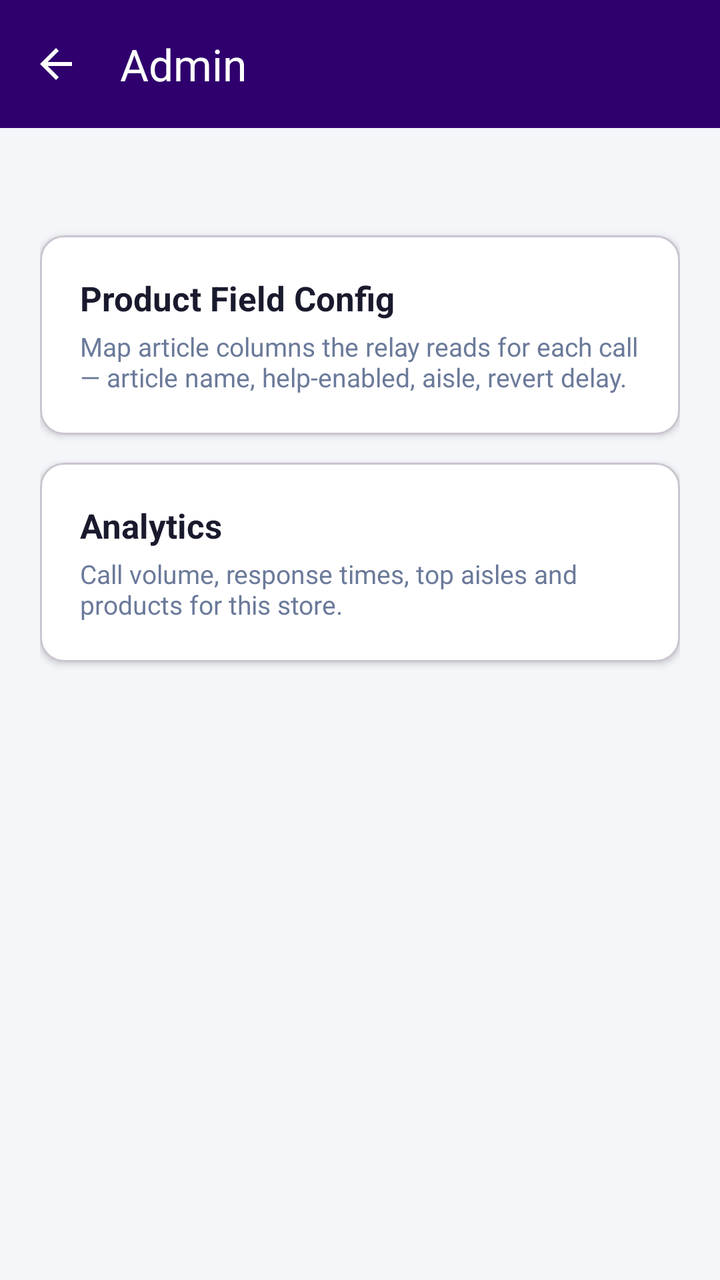
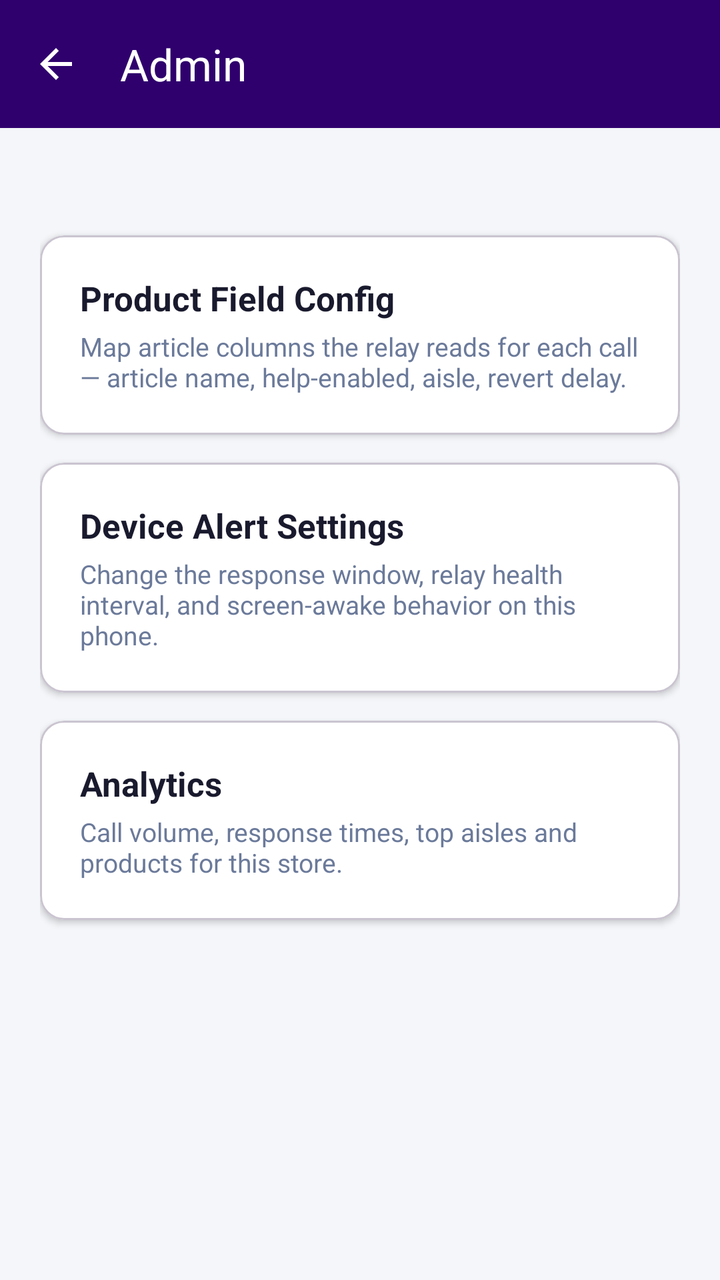

Two renders of the same Android screen: before a commit and after it. Below are the layout's source before the change and the commit's diff.
<!-- AndroidManifest.xml: activity theme Theme.ESLCallApp.History -->
<!-- res/layout/activity_admin.xml -->
<?xml version="1.0" encoding="utf-8"?>
<LinearLayout xmlns:android="http://schemas.android.com/apk/res/android"
    xmlns:app="http://schemas.android.com/apk/res-auto"
    android:layout_width="match_parent"
    android:layout_height="match_parent"
    android:orientation="vertical"
    android:background="@color/background">

    <com.google.android.material.appbar.MaterialToolbar
        android:id="@+id/toolbar"
        android:layout_width="match_parent"
        android:layout_height="?attr/actionBarSize"
        android:background="@color/primary"
        app:title="Admin"
        app:titleTextColor="@color/white"
        app:navigationIcon="@drawable/ic_arrow_back"
        app:navigationIconTint="@color/white" />

    <ScrollView
        android:layout_width="match_parent"
        android:layout_height="0dp"
        android:layout_weight="1"
        android:fillViewport="true">

        <LinearLayout
            android:layout_width="match_parent"
            android:layout_height="wrap_content"
            android:orientation="vertical"
            android:padding="20dp">

            <TextView
                android:id="@+id/tvScope"
                android:layout_width="wrap_content"
                android:layout_height="wrap_content"
                android:layout_marginBottom="16dp"
                android:textSize="13sp"
                android:textColor="@color/text_secondary" />

            
            <com.google.android.material.card.MaterialCardView
                android:id="@+id/cardFieldMapping"
                android:layout_width="match_parent"
                android:layout_height="wrap_content"
                android:layout_marginBottom="14dp"
                android:clickable="true"
                android:focusable="true"
                app:cardCornerRadius="12dp"
                app:cardElevation="2dp"
                app:cardBackgroundColor="@color/surface"
                app:rippleColor="#22000000">

                <LinearLayout
                    android:layout_width="match_parent"
                    android:layout_height="wrap_content"
                    android:orientation="vertical"
                    android:padding="20dp">

                    <TextView
                        android:layout_width="wrap_content"
                        android:layout_height="wrap_content"
                        android:text="Product Field Config"
                        android:textSize="17sp"
                        android:textStyle="bold"
                        android:textColor="@color/text_primary" />

                    <TextView
                        android:layout_width="match_parent"
                        android:layout_height="wrap_content"
                        android:layout_marginTop="4dp"
                        android:text="Map article columns the relay reads for each call — article name, help-enabled, aisle, revert delay."
                        android:textSize="13sp"
                        android:textColor="@color/text_secondary" />
                </LinearLayout>
            </com.google.android.material.card.MaterialCardView>

            
            <com.google.android.material.card.MaterialCardView
                android:id="@+id/cardAnalytics"
                android:layout_width="match_parent"
                android:layout_height="wrap_content"
                android:clickable="true"
                android:focusable="true"
                app:cardCornerRadius="12dp"
                app:cardElevation="2dp"
                app:cardBackgroundColor="@color/surface"
                app:rippleColor="#22000000">

                <LinearLayout
                    android:layout_width="match_parent"
                    android:layout_height="wrap_content"
                    android:orientation="vertical"
                    android:padding="20dp">

                    <TextView
                        android:layout_width="wrap_content"
                        android:layout_height="wrap_content"
                        android:text="Analytics"
                        android:textSize="17sp"
                        android:textStyle="bold"
                        android:textColor="@color/text_primary" />

                    <TextView
                        android:layout_width="match_parent"
                        android:layout_height="wrap_content"
                        android:layout_marginTop="4dp"
                        android:text="Call volume, response times, top aisles and products for this store."
                        android:textSize="13sp"
                        android:textColor="@color/text_secondary" />
                </LinearLayout>
            </com.google.android.material.card.MaterialCardView>

        </LinearLayout>
    </ScrollView>
</LinearLayout>
<!-- resources referenced by this layout -->
<resources>
  <color name="background">#F4F6F9</color>
  <color name="primary">#2F006D</color>
  <color name="surface">#FFFFFF</color>
  <color name="text_primary">#1A1A2E</color>
  <color name="text_secondary">#6B7A9A</color>
  <color name="white">#FFFFFFFF</color>
  <!-- drawable ic_arrow_back (drawable) -->
  <?xml version="1.0" encoding="utf-8"?>
  <vector xmlns:android="http://schemas.android.com/apk/res/android"
      android:width="24dp"
      android:height="24dp"
      android:viewportWidth="24"
      android:viewportHeight="24">
      <path
          android:fillColor="#FFFFFF"
          android:pathData="M20,11H7.83l5.59-5.59L12,4l-8,8 8,8 1.41-1.41L7.83,13H20v-2z" />
  </vector>
  <style name="Theme.ESLCallApp.History" parent="Theme.Material3.DayNight.NoActionBar">
          <item name="colorPrimary">@color/primary</item>
          <item name="android:statusBarColor">@color/primary_dark</item>
          <item name="android:windowBackground">@color/background</item>
      </style>
  <color name="primary_dark">#1A003D</color>
</resources>

<!-- the commit's change to res/layout/activity_admin.xml (unified diff, before → after) -->
@@ -73,6 +73,42 @@
                 </LinearLayout>
             </com.google.android.material.card.MaterialCardView>
 
+            <com.google.android.material.card.MaterialCardView
+                android:id="@+id/cardDeviceSettings"
+                android:layout_width="match_parent"
+                android:layout_height="wrap_content"
+                android:layout_marginBottom="14dp"
+                android:clickable="true"
+                android:focusable="true"
+                app:cardBackgroundColor="@color/surface"
+                app:cardCornerRadius="12dp"
+                app:cardElevation="2dp"
+                app:rippleColor="#22000000">
+
+                <LinearLayout
+                    android:layout_width="match_parent"
+                    android:layout_height="wrap_content"
+                    android:orientation="vertical"
+                    android:padding="20dp">
+
+                    <TextView
+                        android:layout_width="wrap_content"
+                        android:layout_height="wrap_content"
+                        android:text="Device Alert Settings"
+                        android:textColor="@color/text_primary"
+                        android:textSize="17sp"
+                        android:textStyle="bold" />
+
+                    <TextView
+                        android:layout_width="match_parent"
+                        android:layout_height="wrap_content"
+                        android:layout_marginTop="4dp"
+                        android:text="Change the response window, relay health interval, and screen-awake behavior on this phone."
+                        android:textColor="@color/text_secondary"
+                        android:textSize="13sp" />
+                </LinearLayout>
+            </com.google.android.material.card.MaterialCardView>
+
             
             <com.google.android.material.card.MaterialCardView
                 android:id="@+id/cardAnalytics"
